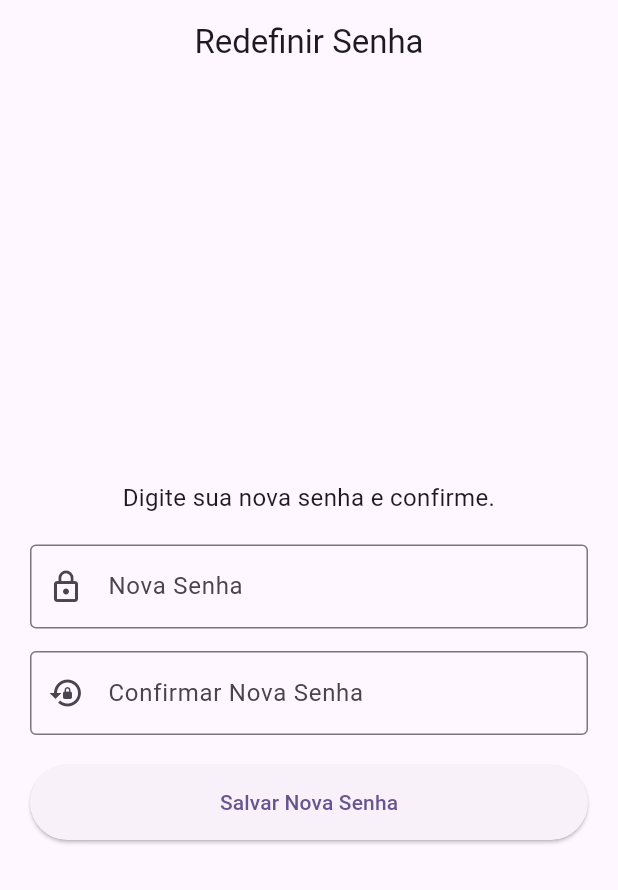
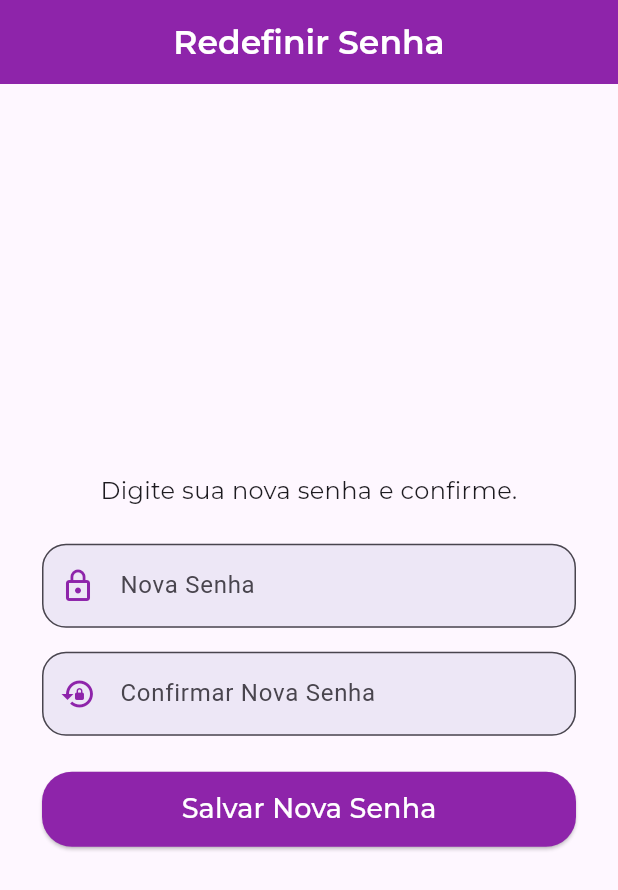
Before and after one commit to emyoliivei/tasknavigation, a Flutter app: the RedefinirSenhaScreen screen opened by its route, on a phone screen of 412 x 824 dp. Shown: the top 890 px of the screen. Run offline on Flutter 3.47's test engine with Material 3 defaults, Android fonts, the phone set to English and light mode, and no system bars; our stand-ins replace google_fonts, image_picker.

Commit message:
07/08/2025

```diff
--- a/lib/screens/redefinirsenha_screen.dart
+++ b/lib/screens/redefinirsenha_screen.dart
@@ -1,4 +1,5 @@
 import 'package:flutter/material.dart';
+import 'package:google_fonts/google_fonts.dart';
 
 class RedefinirSenhaScreen extends StatefulWidget {
   const RedefinirSenhaScreen({super.key});
@@ -8,62 +9,108 @@ class RedefinirSenhaScreen extends StatefulWidget {
 }
 
 class _RedefinirSenhaScreenState extends State<RedefinirSenhaScreen> {
-  final _senhaController = TextEditingController();
-  final _confirmarSenhaController = TextEditingController();
+  final TextEditingController _senhaController = TextEditingController();
+  final TextEditingController _confirmarSenhaController = TextEditingController();
+  final _formKey = GlobalKey<FormState>();
+  final Color primaryColor = const Color(0xFF8E24AA);
+
+  void _salvarSenha() {
+    if (_formKey.currentState!.validate()) {
+      Navigator.pushNamedAndRemoveUntil(context, '/login', (route) => false);
+    }
+  }
 
   @override
   Widget build(BuildContext context) {
     return Scaffold(
       appBar: AppBar(
-        title: const Text('Redefinir Senha'),
+        title: Text(
+          'Redefinir Senha',
+          style: GoogleFonts.montserrat(
+            fontWeight: FontWeight.w600,
+            color: Colors.white, // texto branco
+          ),
+        ),
         centerTitle: true,
-        automaticallyImplyLeading: false,  // Remove a seta de voltar
+        backgroundColor: primaryColor,
+        automaticallyImplyLeading: false,
       ),
-      body: Padding(
-        padding: const EdgeInsets.all(20.0),
+      body: Center(
+        child: Padding(
+          padding: const EdgeInsets.symmetric(horizontal: 28.0),
+          child: Form(
+            key: _formKey,
             child: Column(
-          mainAxisAlignment: MainAxisAlignment.center,
+              mainAxisSize: MainAxisSize.min,
               children: [
-            const Text(
+                Text(
                   'Digite sua nova senha e confirme.',
-              style: TextStyle(fontSize: 16),
                   textAlign: TextAlign.center,
+                  style: GoogleFonts.montserrat(fontSize: 16),
                 ),
-            const SizedBox(height: 20),
-            TextField(
+                const SizedBox(height: 24),
+                TextFormField(
                   controller: _senhaController,
                   obscureText: true,
-              decoration: const InputDecoration(
+                  decoration: InputDecoration(
                     labelText: 'Nova Senha',
-                border: OutlineInputBorder(),
-                prefixIcon: Icon(Icons.lock_outline),
+                    prefixIcon: Icon(Icons.lock_outline, color: primaryColor),
+                    filled: true,
+                    fillColor: Colors.deepPurple.shade50,
+                    border: OutlineInputBorder(borderRadius: BorderRadius.circular(16)),
+                    focusedBorder: OutlineInputBorder(
+                      borderRadius: BorderRadius.circular(16),
+                      borderSide: BorderSide(color: primaryColor, width: 2),
                     ),
                   ),
-            const SizedBox(height: 15),
-            TextField(
+                  validator: (value) {
+                    if (value == null || value.length < 4) {
+                      return 'Senha muito curta';
+                    }
+                    return null;
+                  },
+                ),
+                const SizedBox(height: 16),
+                TextFormField(
                   controller: _confirmarSenhaController,
                   obscureText: true,
-              decoration: const InputDecoration(
+                  decoration: InputDecoration(
                     labelText: 'Confirmar Nova Senha',
-                border: OutlineInputBorder(),
-                prefixIcon: Icon(Icons.lock_reset),
+                    prefixIcon: Icon(Icons.lock_reset, color: primaryColor),
+                    filled: true,
+                    fillColor: Colors.deepPurple.shade50,
+                    border: OutlineInputBorder(borderRadius: BorderRadius.circular(16)),
+                    focusedBorder: OutlineInputBorder(
+                      borderRadius: BorderRadius.circular(16),
+                      borderSide: BorderSide(color: primaryColor, width: 2),
                     ),
                   ),
-            const SizedBox(height: 20),
-            ElevatedButton(
-              onPressed: () {
-                Navigator.pushNamedAndRemoveUntil(
-                  context,
-                  '/login',
-                  (route) => false,
-                );
+                  validator: (value) {
+                    if (value == null || value != _senhaController.text) {
+                      return 'As senhas não conferem';
+                    }
+                    return null;
                   },
+                ),
+                const SizedBox(height: 24),
+                SizedBox(
+                  width: double.infinity,
+                  height: 50,
+                  child: ElevatedButton(
+                    onPressed: _salvarSenha,
                     style: ElevatedButton.styleFrom(
-                minimumSize: const Size(double.infinity, 50),
+                      backgroundColor: primaryColor,
+                      shape: RoundedRectangleBorder(borderRadius: BorderRadius.circular(20)),
                     ),
-              child: const Text('Salvar Nova Senha'),
+                    child: Text(
+                      'Salvar Nova Senha',
+                      style: GoogleFonts.montserrat(fontSize: 18, color: Colors.white),
+                    ),
+                  ),
                 ),
               ],
+            ),
+          ),
         ),
       ),
     );
```
Also changed, not shown: lib/screens/validarcodigo_screen.dart (+68 -25 lines). Lines whose indentation alone changed are shown as unchanged.
